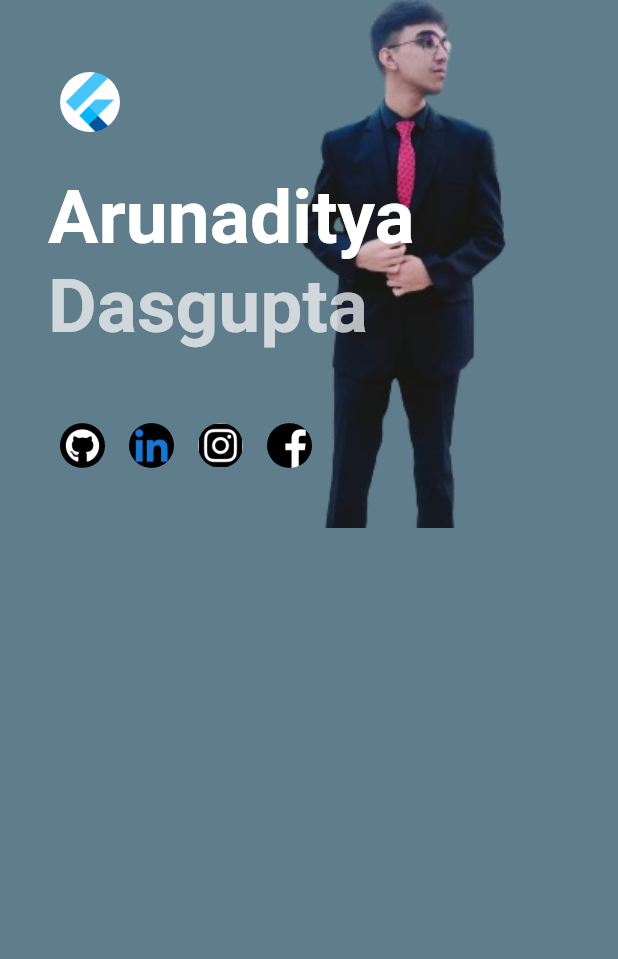
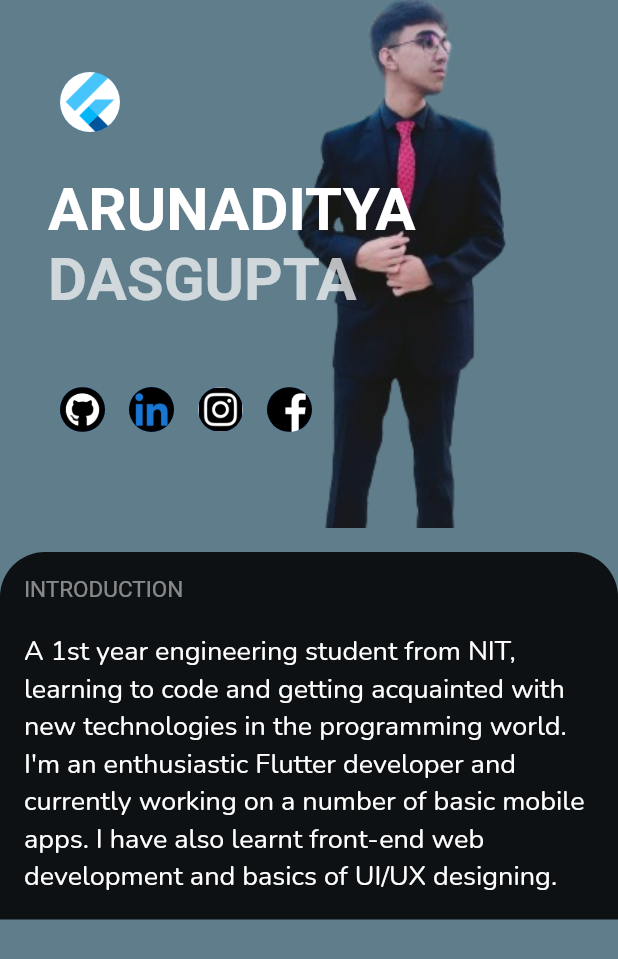
Before and after one commit to git-ADG/Portfolio, a Flutter app: the screen it shows after launch, on a phone screen of 412 x 824 dp. Shown: the top 959 px of the screen. Run offline on Flutter 3.47's test engine with Material 2 defaults, Android fonts, the phone set to English and light mode, and no system bars; our stand-ins replace google_fonts.

Commit message:
UI improvements and info added

```diff
--- a/lib/homepage.dart
+++ b/lib/homepage.dart
@@ -1,8 +1,6 @@
-
 import 'package:flutter/material.dart';
 import 'package:google_fonts/google_fonts.dart';
 import 'package:url_launcher/url_launcher.dart';
-import 'package:url_launcher/url_launcher_string.dart';
 
 class HomePage extends StatefulWidget {
   const HomePage({super.key});
@@ -37,68 +35,118 @@ class _HomePageState extends State<HomePage> {
                         Padding(
                           padding: const EdgeInsets.all(8.0),
                           child: CircleAvatar(
-                            backgroundImage: AssetImage("assets/images/flutter.png"),
+                            backgroundImage:
+                                AssetImage("assets/images/flutter.png"),
                           ),
                         ),
-                        SizedBox(height: 20,),
+                        SizedBox(
+                          height: 20,
+                        ),
                         Text(
-                          "Arunaditya",
+                          "ARUNADITYA",
                           style: GoogleFonts.roboto(
                             color: Colors.white,
-                            fontSize: 50,
+                            fontSize: 40,
                             fontWeight: FontWeight.bold,
                           ),
                         ),
                         Text(
-                          "Dasgupta",
+                          "DASGUPTA",
                           style: GoogleFonts.roboto(
                             color: Colors.white70,
-                            fontSize: 50,
+                            fontSize: 40,
                             fontWeight: FontWeight.bold,
                           ),
                         ),
-                        SizedBox(height: 40,),
+                        SizedBox(
+                          height: 40,
+                        ),
                         Row(
                           children: [
                             Padding(
                               padding: const EdgeInsets.all(8.0),
                               child: InkWell(
-                                onTap: () => launchUrl(Uri.http("https://github.com/lordADG")),
+                                onTap: () =>
+                                    launch('https://github.com/lordADG'),
                                 child: CircleAvatar(
-                                  backgroundImage: AssetImage("assets/images/github.png"),
+                                  backgroundImage:
+                                      AssetImage("assets/images/github.png"),
                                   radius: 15,
                                 ),
                               ),
                             ),
                             Padding(
                               padding: const EdgeInsets.all(8.0),
-                              child: CircleAvatar(
-                                backgroundImage: AssetImage("assets/images/linkedin.png"),
-                                radius: 15,
+                              child: InkWell(
+                                onTap: () => launch(
+                                    'https://www.linkedin.com/in/arunaditya-dasgupta-662aa4256'),
+                                child: CircleAvatar(
+                                  backgroundImage:
+                                      AssetImage("assets/images/linkedin.png"),
+                                  radius: 15,
+                                ),
                               ),
                             ),
                             Padding(
                               padding: const EdgeInsets.all(8.0),
-                              child: CircleAvatar(
-                                backgroundImage: AssetImage("assets/images/instagram.png"),
-                                radius: 15,
+                              child: InkWell(
+                                onTap: () => launch(
+                                    'https://instagram.com/adg.k.saste.nashe?igshid=MzNlNGNkZWQ4Mg=='),
+                                child: CircleAvatar(
+                                  backgroundImage:
+                                      AssetImage("assets/images/instagram.png"),
+                                  radius: 15,
+                                ),
                               ),
                             ),
                             Padding(
                               padding: const EdgeInsets.all(8.0),
-                              child: CircleAvatar(
-                                backgroundImage: AssetImage("assets/images/fb.png"),
-                                radius: 15,
+                              child: InkWell(
+                                onTap: () => launch(
+                                    'https://www.facebook.com/arunaditya.dasgupta'),
+                                child: CircleAvatar(
+                                  backgroundImage:
+                                      AssetImage("assets/images/fb.png"),
+                                  radius: 15,
+                                ),
                               ),
                             )
-
                           ],
                         )
-
                       ],
                     ),
-                  )
+                  ),
                 ],
+              ),
+              Padding(
+                padding: const EdgeInsets.only(top: 16),
+                child: DecoratedBox(
+                  decoration: BoxDecoration(
+                    borderRadius: BorderRadius.only(topRight: Radius.circular(30),topLeft: Radius.circular(30)),
+                    color: Colors.black87
+                  ),
+                  child: Padding(
+                    padding: const EdgeInsets.all(16.0),
+                    child: Column(
+                      crossAxisAlignment: CrossAxisAlignment.start,
+                      children: [
+                        Text("INTRODUCTION",style: GoogleFonts.roboto(
+                          color: Colors.white.withOpacity(0.5),fontSize: 15
+                        ),),
+                        SizedBox(height: 20,),
+                        Text("A 1st year engineering student from NIT, "
+                            "learning to code and getting acquainted with new "
+                            "technologies in the programming world. I'm an"
+                            " enthusiastic Flutter developer and currently "
+                            "working on a number of basic mobile apps. "
+                            "I have also learnt front-end web development "
+                            "and basics of UI/UX designing.", style: GoogleFonts.nunito(
+                          color: Colors.white, fontSize: 18,
+                        ),),
+                      ],
+                    ),
+                  ),
+                ),
               )
             ],
           ),
```
